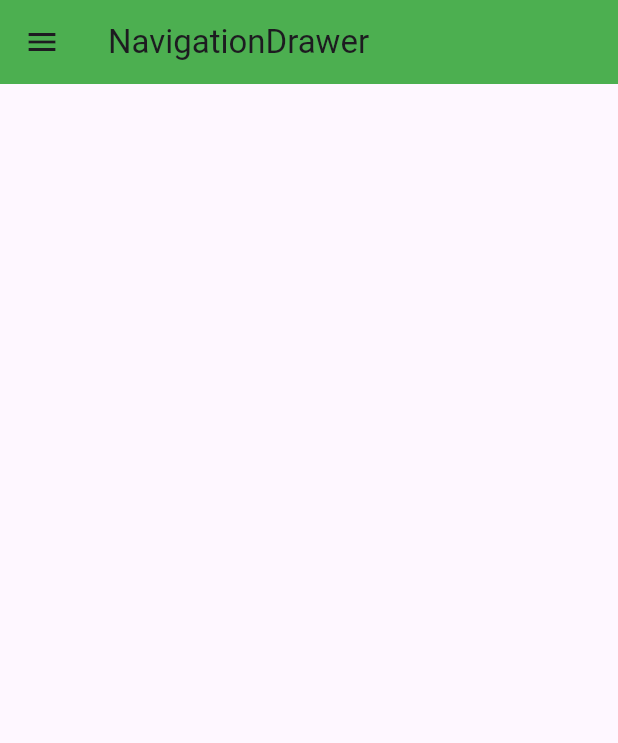
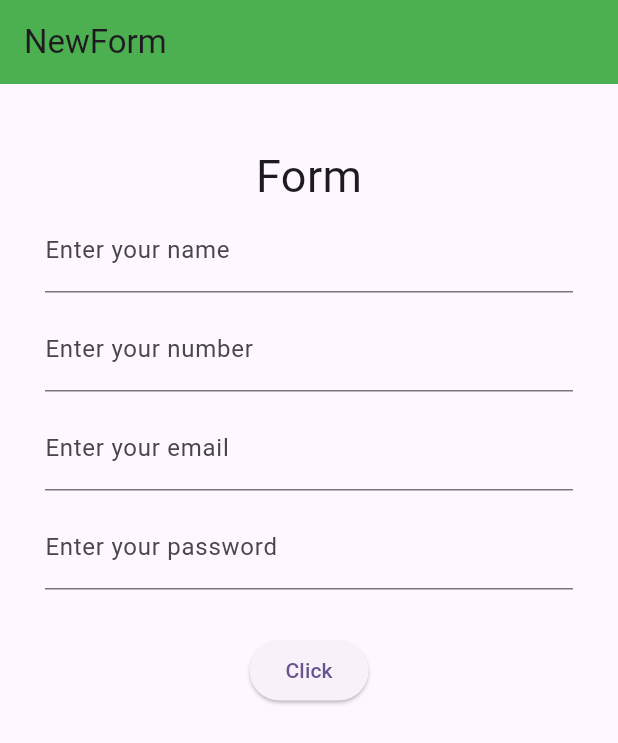
Before and after one commit to jay-java/Flutter-TTS-5-00, a Flutter app: the screen it shows after launch, on a phone screen of 412 x 824 dp. Shown: the top 743 px of the screen. Run offline on Flutter 3.47's test engine with Material 3 defaults, Android fonts, the light colour scheme and no system bars.

Commit message:
flutter form data pass

```diff
--- a/form_design/lib/form.dart
+++ b/form_design/lib/form.dart
@@ -8,6 +8,10 @@ class MyForm extends StatefulWidget {
 }
 
 class _MyFormState extends State<MyForm> {
+
+  final formKey = GlobalKey<FormState>();
+
+
   @override
   Widget build(BuildContext context) {
     String groupValue = "male";
--- a/form_design/lib/main.dart
+++ b/form_design/lib/main.dart
@@ -3,6 +3,7 @@ import 'package:flutter/material.dart';
 import 'bottomnavigationbar.dart';
 import 'form.dart';
 import 'navigarion_drawer.dart';
+import 'newform.dart';
 
 void main() {
   runApp(const MyApp());
@@ -21,7 +22,7 @@ class MyApp extends StatelessWidget {
         colorScheme: ColorScheme.fromSeed(seedColor: Colors.deepPurple),
         useMaterial3: true,
       ),
-      home: const MyDrawer(),
+      home: const MyNewForm(),
     );
   }
 }
--- /dev/null
+++ b/form_design/lib/newform.dart
@@ -0,0 +1,122 @@
+import 'package:flutter/material.dart';
+import 'package:form_design/secondpage.dart';
+
+class MyNewForm extends StatefulWidget {
+  const MyNewForm({super.key});
+
+  @override
+  State<MyNewForm> createState() => _MyNewFormState();
+}
+
+class _MyNewFormState extends State<MyNewForm> {
+  final formKey = GlobalKey<FormState>();
+
+  @override
+  Widget build(BuildContext context) {
+    final GlobalKey<ScaffoldState> _scaffoldKey = GlobalKey<ScaffoldState>();
+    TextEditingController _nameController = TextEditingController();
+    TextEditingController _contactController = TextEditingController();
+    TextEditingController _emailController = TextEditingController();
+    TextEditingController _passController = TextEditingController();
+    return Scaffold(
+      resizeToAvoidBottomInset: false,
+      appBar: AppBar(
+        title: Text('NewForm'),
+        backgroundColor: Colors.green,
+      ),
+      body: Container(
+        padding: const EdgeInsets.all(30),
+        child: Form(
+            key: formKey,
+            child: Column(
+              crossAxisAlignment: CrossAxisAlignment.center,
+              children: [
+                SizedBox(
+                  height: 10,
+                ),
+                Text('Form', style: TextStyle(fontSize: 30),),
+                TextFormField(
+                  controller: _nameController,
+                  decoration: InputDecoration(
+                      labelText: 'Enter your name'
+                  ),
+                  validator: (value) {
+                    if (value!.isEmpty ||
+                        RegExp(r'^[a-zA-Z]+$').hasMatch(value!)) {
+                      return 'enter correct name';
+                    }
+                    else {
+                      return null;
+                    }
+                  },
+                ),
+                SizedBox(height: 10,),
+                TextFormField(
+                  controller: _contactController,
+                  decoration: InputDecoration(
+                      labelText: 'Enter your number'
+                  ),
+                  validator: (value) {
+                    if (value!.isEmpty ||
+                        RegExp(r'^(?:[+0]9)?[0-9]{10}$').hasMatch(value!)) {
+                      return 'enter correct number';
+                    }
+                    else {
+                      return null;
+                    }
+                  },
+                ),
+                SizedBox(height: 10,),
+                TextFormField(
+                  controller: _emailController,
+                  decoration: InputDecoration(
+                      labelText: 'Enter your email'
+                  ),
+                  validator: (value) {
+                    if (value!.isEmpty || RegExp(
+                        r'^[a-zA-Z0-9._%+-]+@[a-zA-Z0-9.-]+\.[a-zA-Z]{2,}$')
+                        .hasMatch(value!)) {
+                      return 'enter correct email';
+                    }
+                    else {
+                      return null;
+                    }
+                  },
+                ),
+                SizedBox(height: 10,),
+                TextFormField(
+                  controller: _passController,
+                  decoration: InputDecoration(
+                      labelText: 'Enter your password'
+                  ),
+                  validator: (value) {
+                    if (value!.isEmpty) {
+                      return 'enter correct password';
+                    }
+                    else {
+                      return null;
+                    }
+                  },
+                ),
+                SizedBox(height: 30,),
+                ElevatedButton(onPressed: () {
+                  print('name : ${_nameController.text}');
+                  print('contact : ${_contactController.text}');
+                  print('email : ${_emailController.text}');
+                  print('password : ${_passController.text}');
+                  if (formKey.currentState!.validate()) {
+
+                  }
+                  Navigator.push(context, MaterialPageRoute(
+                    builder: (context) =>
+                        MySecondPage(name: _nameController.text,
+                            conatct: _contactController.text,
+                            email: _emailController.text,
+                            pass: _passController.text),));
+                }, child: Text('Click'))
+              ],
+            )),
+      ),
+    );
+  }
+}
--- /dev/null
+++ b/form_design/lib/secondpage.dart
@@ -0,0 +1,31 @@
+import 'package:flutter/material.dart';
+
+class MySecondPage extends StatelessWidget {
+  String name, conatct, email, pass;
+
+  MySecondPage(
+      {required this.name,
+      required this.conatct,
+      required this.email,
+      required this.pass}) {}
+
+  @override
+  Widget build(BuildContext context) {
+    return Scaffold(
+      appBar: AppBar(
+        title: Text('Second'),
+        backgroundColor: Colors.green,
+      ),
+      body: Center(
+        child: Column(
+          children: [
+            Text('name : $name'),
+            Text('contact : $conatct'),
+            Text('email : $email'),
+            Text('password : $pass'),
+          ],
+        ),
+      ),
+    );
+  }
+}
```
Also changed, not shown: form_design/lib/navigarion_drawer.dart (+35 -2 lines), form_design/lib/new_navigation_drawer.dart (added, +16 -0 lines), form_design/assets/images/insta.jpeg (added), form_design/assets/images/person.png (added), form_design/assets/images/ww.jpeg (added).
